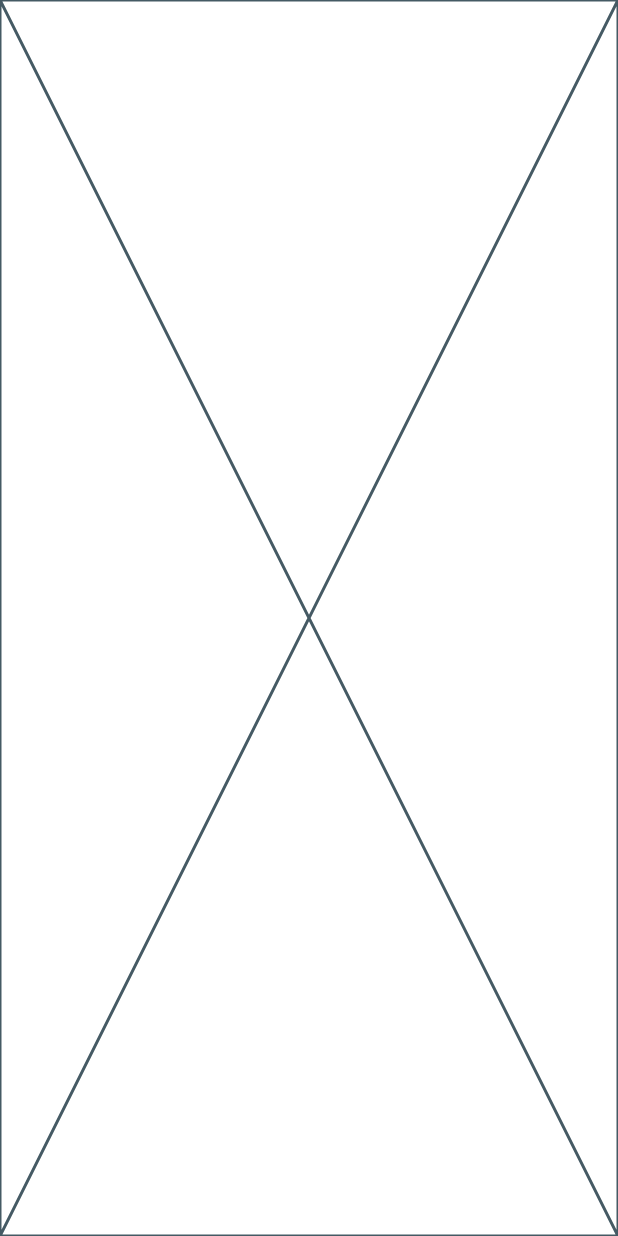
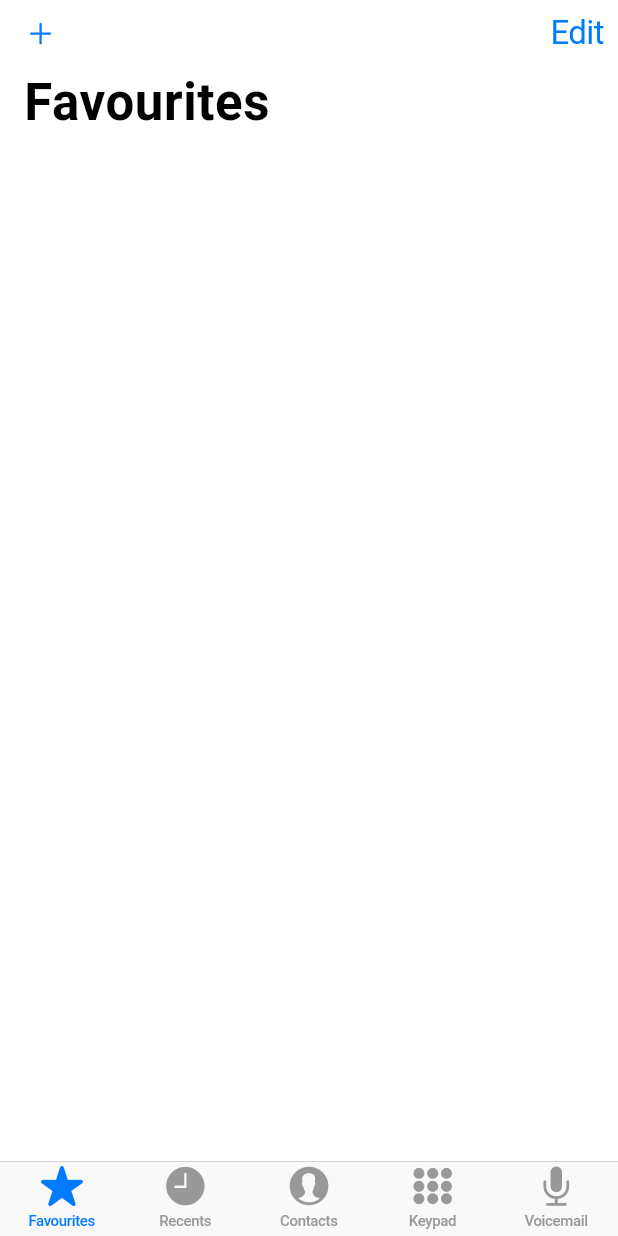
Before and after one commit to Thiruvikraman1998/iOS_Phone_App, a Flutter app: the screen it shows after launch, on a phone screen of 412 x 824 dp. Run offline on Flutter 3.47's test engine with Material 2 defaults, Android fonts, the phone set to English and light mode, and no system bars.

Commit message:
Initialized UI's

```diff
--- a/ios_phone_app/lib/main.dart
+++ b/ios_phone_app/lib/main.dart
@@ -1,13 +1,19 @@
-import 'package:flutter/material.dart';
+import 'package:flutter/cupertino.dart';
+import 'package:flutter/services.dart';
+import 'package:ios_phone_app/pages/tabs/tab_bar.dart';
 
-void main() {
+void main(List<String> args) {
   runApp(const PhoneApp());
+}
 
-}class PhoneApp extends StatelessWidget {
-  const PhoneApp({Key? key}) : super(key: key);
+class PhoneApp extends StatelessWidget {
+  const PhoneApp({super.key});
 
   @override
   Widget build(BuildContext context) {
-    return const Placeholder();
+    return const CupertinoApp(
+      debugShowCheckedModeBanner: false,
+      home: TabBars(),
+    );
   }
 }
--- /dev/null
+++ b/ios_phone_app/lib/pages/others/favourites.dart
@@ -0,0 +1,41 @@
+import 'package:flutter/cupertino.dart';
+//import 'package:flutter/material.dart';
+//import 'package:flutter/material.dart';
+
+class FavouritesView extends StatefulWidget {
+  const FavouritesView({super.key});
+
+  @override
+  State<FavouritesView> createState() => _FavouritesViewState();
+}
+
+class _FavouritesViewState extends State<FavouritesView> {
+  @override
+  Widget build(BuildContext context) {
+    return CupertinoPageScaffold(
+      child: CustomScrollView(
+        slivers: [
+          CupertinoSliverNavigationBar(
+            padding: EdgeInsetsDirectional.all(5),
+            leading: CupertinoButton(
+                padding: EdgeInsets.zero,
+                child: const Icon(CupertinoIcons.add),
+                onPressed: () {
+                  debugPrint("Add pressed");
+                }),
+            trailing: CupertinoButton(
+                padding: EdgeInsets.zero,
+                child: const Text(
+                  "Edit",
+                  style: TextStyle(fontSize: 22),
+                ),
+                onPressed: () {
+                  debugPrint("Edit pressed");
+                }),
+            largeTitle: Text("Favourites"),
+          ),
+        ],
+      ),
+    );
+  }
+}
--- /dev/null
+++ b/ios_phone_app/lib/pages/tabs/tab_bar.dart
@@ -0,0 +1,60 @@
+import 'package:flutter/cupertino.dart';
+import 'package:ios_phone_app/pages/others/contacts.dart';
+import 'package:ios_phone_app/pages/others/dialpad.dart';
+import 'package:ios_phone_app/pages/others/favourites.dart';
+import 'package:ios_phone_app/pages/others/recents.dart';
+import 'package:ios_phone_app/pages/others/voicemail.dart';
+
+class TabBars extends StatefulWidget {
+  const TabBars({super.key});
+
+  @override
+  State<TabBars> createState() => _TabBarsState();
+}
+
+class _TabBarsState extends State<TabBars> {
+  int _selectedIndex = 0;
+  final List<Widget> _pages = <Widget>[
+    const FavouritesView(),
+    const RecentsView(),
+    const ContactsView(),
+    const DialpadView(),
+    const VoicemailView()
+  ];
+
+  void onTapitem(int index) {
+    setState(() {
+      _selectedIndex = index;
+    });
+  }
+
+  @override
+  Widget build(BuildContext context) {
+    return CupertinoApp(
+      home: CupertinoPageScaffold(
+        child: CupertinoTabScaffold(
+          tabBar: CupertinoTabBar(
+              currentIndex: _selectedIndex,
+              onTap: onTapitem,
+              items: const <BottomNavigationBarItem>[
+                BottomNavigationBarItem(
+                    icon: Icon(CupertinoIcons.star_fill), label: "Favourites"),
+                BottomNavigationBarItem(
+                    icon: Icon(CupertinoIcons.time_solid), label: "Recents"),
+                BottomNavigationBarItem(
+                    icon: Icon(CupertinoIcons.person_alt_circle_fill),
+                    label: "Contacts"),
+                BottomNavigationBarItem(
+                    icon: Icon(CupertinoIcons.circle_grid_3x3_fill),
+                    label: "Keypad"),
+                BottomNavigationBarItem(
+                    icon: Icon(CupertinoIcons.mic_fill), label: "Voicemail"),
+              ]),
+          tabBuilder: (context, index) {
+            return _pages[index];
+          },
+        ),
+      ),
+    );
+  }
+}
```
Also changed, not shown: ios_phone_app/lib/pages/others/contacts.dart (added, +32 -0 lines), ios_phone_app/lib/pages/others/dialpad.dart (added, +17 -0 lines), ios_phone_app/lib/pages/others/recents.dart (added, +17 -0 lines), ios_phone_app/lib/pages/others/voicemail.dart (added, +35 -0 lines).
